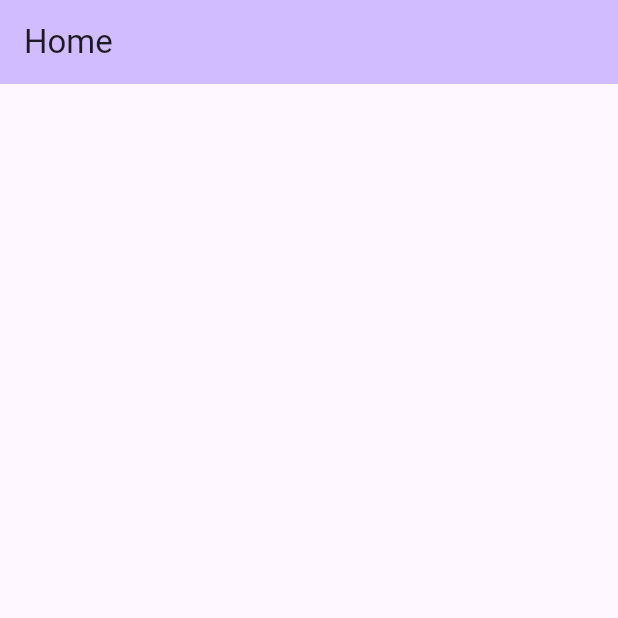
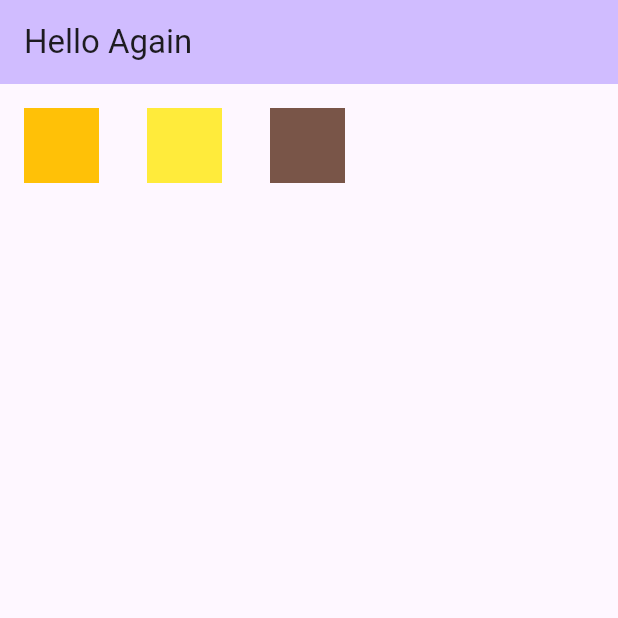
Before and after one commit to dark0crystal/flutter-practice, a Flutter app: the screen it shows after launch, on a phone screen of 412 x 824 dp, the top half of it. Run offline on Flutter 3.47's test engine with Material 3 defaults, Android fonts, the phone set to English and light mode, and no system bars.

Commit message:
creating containers , add padding

```diff
--- a/lib/main.dart
+++ b/lib/main.dart
@@ -13,7 +13,7 @@ class MyApp extends StatelessWidget {
       theme: ThemeData(
         primarySwatch: Colors.blue,
       ), // MyHomePage
-      home: const MyHomePage(title: 'Home'),
+      home: const MyHomePage(title: 'Hello Again'),
     );
   }
 }
--- a/lib/pages/MyHomePage.dart
+++ b/lib/pages/MyHomePage.dart
@@ -30,7 +30,28 @@ class _MyHomePageState extends State<MyHomePage> {
             padding: EdgeInsets.all(16.0),
              child: Column(
             children: <Widget>[
+              Row(children: <Widget>[
+                  Container(
+                  color: Colors.amber,
+                  width: 50,
+                  height: 50,
+                ),
+                Padding(padding: EdgeInsets.all(16.0),),
+                  Container(
+                  color: Colors.yellow,
+                  width: 50,
+                  height: 50,
+                ),
+                Padding(padding: EdgeInsets.all(16.0),),
 
+                  Container(
+                  color: Colors.brown,
+                  width: 50,
+                  height: 50,
+                ),
+              ]
+
+              )
             ],
           ),),
 
```
